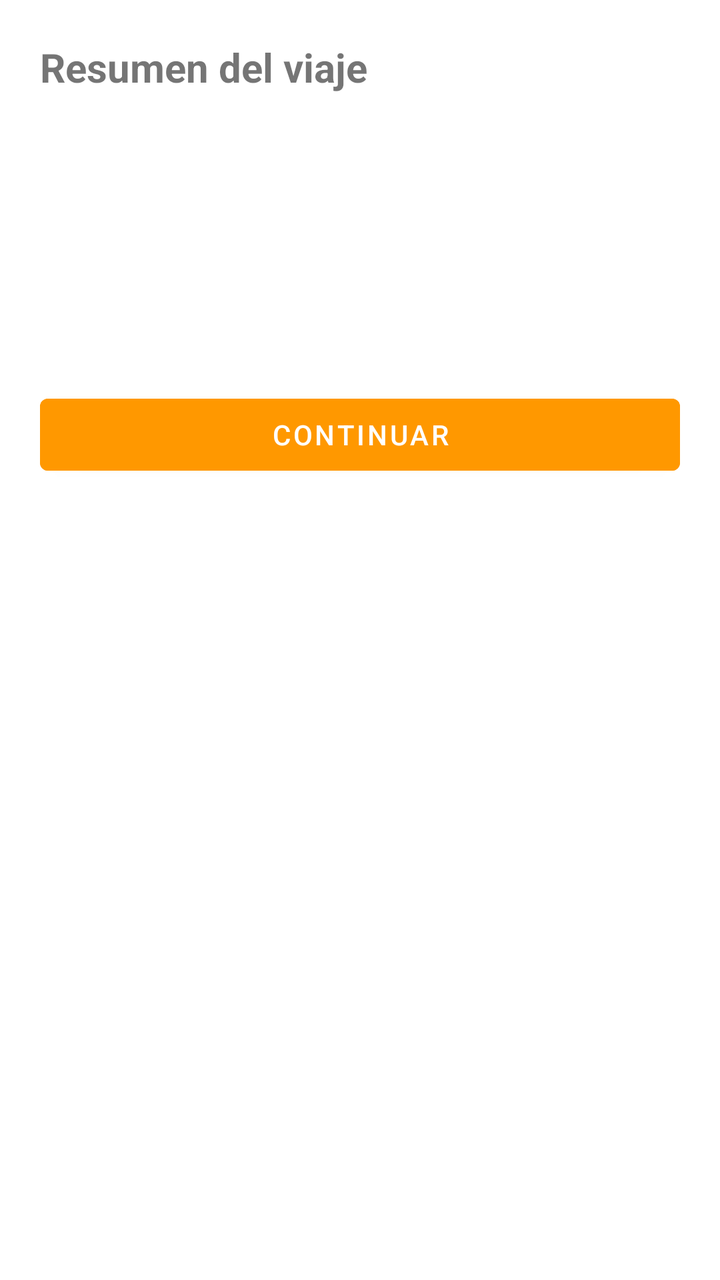
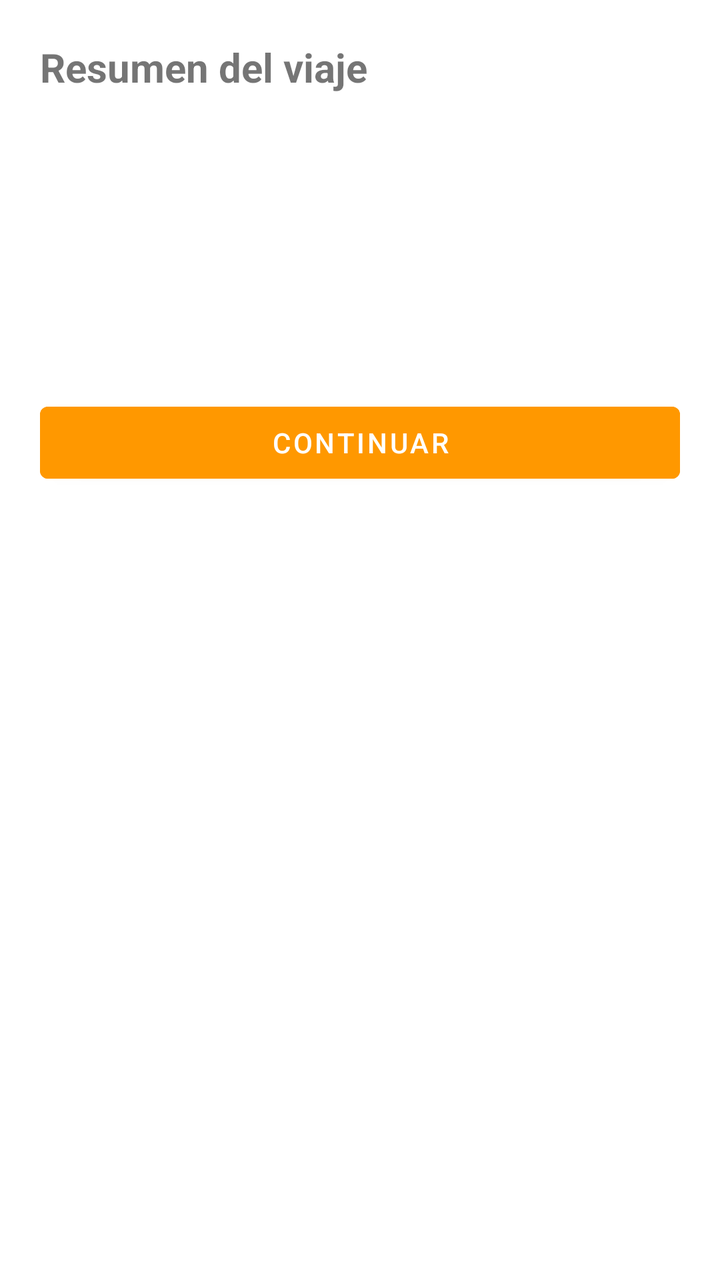

The first picture is an Android layout as it rendered before a commit; the second is the same layout after the commit. The layout source and the unified diff follow.
<!-- AndroidManifest.xml: application theme Theme.DriveUp -->
<!-- res/layout/dialog_trip_summary.xml -->
<?xml version="1.0" encoding="utf-8"?>
<LinearLayout xmlns:android="http://schemas.android.com/apk/res/android"
    android:orientation="vertical"
    android:padding="20dp"
    android:layout_width="match_parent"
    android:layout_height="wrap_content">

    <TextView
        android:text="Resumen del viaje"
        android:textSize="20sp"
        android:textStyle="bold"
        android:layout_marginBottom="12dp"
        android:layout_width="wrap_content"
        android:layout_height="wrap_content" />

    <TextView
        android:id="@+id/tvDistance"
        android:layout_width="wrap_content"
        android:layout_height="wrap_content" />

    <TextView
        android:id="@+id/tvOptimalSpeed"
        android:layout_width="wrap_content"
        android:layout_height="wrap_content" />

    <TextView
        android:id="@+id/tvRealSpeed"
        android:layout_width="wrap_content"
        android:layout_height="wrap_content" />

    
    <TextView
        android:id="@+id/tvEfficiency"
        android:layout_width="wrap_content"
        android:layout_height="wrap_content"
        android:layout_marginTop="6dp"
        android:textStyle="bold" />

    <TextView
        android:id="@+id/tvPoints"
        android:textStyle="bold"
        android:textSize="18sp"
        android:layout_marginTop="12dp"
        android:layout_width="wrap_content"
        android:layout_height="wrap_content" />

    <Button
        android:id="@+id/btnContinue"
        android:layout_width="match_parent"
        android:layout_height="wrap_content"
        android:text="Continuar"
        android:layout_marginTop="16dp"
        android:backgroundTint="@color/driveup_orange"
        android:textColor="@android:color/white" />

</LinearLayout>
<!-- resources referenced by this layout -->
<resources>
  <color name="driveup_orange">#FF9800</color>
  <style name="Theme.DriveUp" parent="Theme.MaterialComponents.DayNight.DarkActionBar">
          
          <item name="colorPrimary">@color/purple_500</item>
          <item name="colorPrimaryVariant">@color/purple_700</item>
          <item name="colorOnPrimary">@color/white</item>
          
          <item name="colorSecondary">@color/teal_200</item>
          <item name="colorSecondaryVariant">@color/teal_700</item>
          <item name="colorOnSecondary">@color/black</item>
          
          <item name="android:statusBarColor">?attr/colorPrimaryVariant</item>
          
      </style>
  <color name="purple_500">#FF6200EE</color>
  <color name="purple_700">#FF3700B3</color>
  <color name="white">#FFFFFFFF</color>
  <color name="teal_200">#FF03DAC5</color>
  <color name="teal_700">#FF018786</color>
  <color name="black">#FF000000</color>
</resources>

<!-- the commit's change to res/layout/dialog_trip_summary.xml (unified diff, before → after) -->
@@ -4,6 +4,7 @@
     android:padding="20dp"
     android:layout_width="match_parent"
     android:layout_height="wrap_content">
+
 
     <TextView
         android:text="Resumen del viaje"
@@ -13,20 +14,18 @@
         android:layout_width="wrap_content"
         android:layout_height="wrap_content" />
 
+
     <TextView
         android:id="@+id/tvDistance"
         android:layout_width="wrap_content"
         android:layout_height="wrap_content" />
 
-    <TextView
-        android:id="@+id/tvOptimalSpeed"
-        android:layout_width="wrap_content"
-        android:layout_height="wrap_content" />
 
     <TextView
         android:id="@+id/tvRealSpeed"
         android:layout_width="wrap_content"
         android:layout_height="wrap_content" />
+
 
     
     <TextView
@@ -36,6 +35,17 @@
         android:layout_marginTop="6dp"
         android:textStyle="bold" />
 
+
+    
+    <TextView
+        android:id="@+id/tvPenalty"
+        android:layout_width="wrap_content"
+        android:layout_height="wrap_content"
+        android:layout_marginTop="4dp"
+        android:textColor="#C62828"
+        android:textStyle="bold" />
+
+
     <TextView
         android:id="@+id/tvPoints"
         android:textStyle="bold"
@@ -43,6 +53,7 @@
         android:layout_marginTop="12dp"
         android:layout_width="wrap_content"
         android:layout_height="wrap_content" />
+
 
     <Button
         android:id="@+id/btnContinue"
